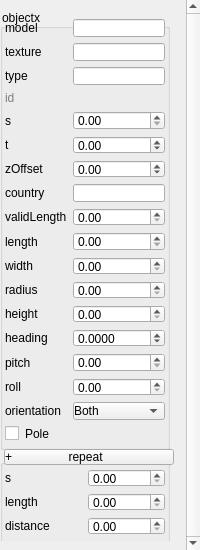
Above: src/OpenCOVER/DrivingSim/oddlot/src/settings/widgets/objectsettings.ui from hlrs-vis/covise before the change. Below: the same form after it.
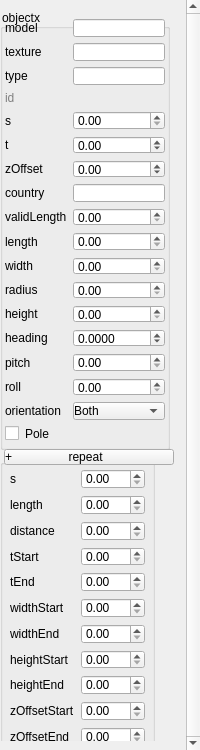
That is the form after the change.

Commit message: OpenDRIVE 1.4: Object Repeat Record: new attributes added to Object class and UI, read, write

What changed in the file:
```diff
--- a/src/OpenCOVER/DrivingSim/oddlot/src/settings/widgets/objectsettings.ui
+++ b/src/OpenCOVER/DrivingSim/oddlot/src/settings/widgets/objectsettings.ui
@@ -7,7 +7,7 @@
     <x>0</x>
     <y>0</y>
     <width>200</width>
-    <height>550</height>
+    <height>750</height>
    </rect>
   </property>
   <property name="sizePolicy">
@@ -71,13 +71,13 @@
         <x>0</x>
         <y>0</y>
         <width>183</width>
-        <height>550</height>
+        <height>750</height>
        </rect>
       </property>
       <property name="minimumSize">
        <size>
         <width>0</width>
-        <height>550</height>
+        <height>750</height>
        </size>
       </property>
       <layout class="QGridLayout" name="gridLayout_3">
@@ -411,8 +411,8 @@
            <rect>
             <x>0</x>
             <y>450</y>
-            <width>170</width>
-            <height>86</height>
+            <width>155</width>
+            <height>297</height>
            </rect>
           </property>
           <property name="sizePolicy">
@@ -422,12 +422,13 @@
            </sizepolicy>
           </property>
           <layout class="QGridLayout" name="gridLayout_2">
-           <property name="leftMargin">
-            <number>4</number>
-           </property>
-           <property name="rightMargin">
-            <number>4</number>
-           </property>
+           <item row="3" column="1">
+            <widget class="QDoubleSpinBox" name="repeatTStartSpinBox">
+             <property name="maximum">
+              <double>99999.990000000005239</double>
+             </property>
+            </widget>
+           </item>
            <item row="0" column="0">
             <widget class="QLabel" name="repeatSLabel">
              <property name="text">
@@ -435,6 +436,118 @@
              </property>
             </widget>
            </item>
+           <item row="1" column="0">
+            <widget class="QLabel" name="repeatLengthLabel">
+             <property name="text">
+              <string>length</string>
+             </property>
+            </widget>
+           </item>
+           <item row="1" column="1">
+            <widget class="QDoubleSpinBox" name="repeatLengthSpinBox">
+             <property name="maximum">
+              <double>99999.990000000005239</double>
+             </property>
+            </widget>
+           </item>
+           <item row="2" column="1">
+            <widget class="QDoubleSpinBox" name="repeatDistanceSpinBox">
+             <property name="maximum">
+              <double>99999.990000000005239</double>
+             </property>
+            </widget>
+           </item>
+           <item row="4" column="1">
+            <widget class="QDoubleSpinBox" name="repeatTEndSpinBox">
+             <property name="maximum">
+              <double>99999.990000000005239</double>
+             </property>
+            </widget>
+           </item>
+           <item row="5" column="0">
+            <widget class="QLabel" name="repeatDistLabel_4">
+             <property name="text">
+              <string>widthStart</string>
+             </property>
+            </widget>
+           </item>
+           <item row="3" column="0">
+            <widget class="QLabel" name="repeatDistLabel_2">
+             <property name="text">
+              <string>tStart</string>
+             </property>
+            </widget>
+           </item>
+           <item row="5" column="1">
+            <widget class="QDoubleSpinBox" name="repeatWidthStartSpinBox">
+             <property name="maximum">
+              <double>99999.990000000005239</double>
+             </property>
+            </widget>
+           </item>
+           <item row="4" column="0">
+            <widget class="QLabel" name="repeatDistLabel_3">
+             <property name="text">
+              <string>tEnd</string>
+             </property>
+            </widget>
+           </item>
+           <item row="6" column="0">
+            <widget class="QLabel" name="repeatDistLabel_5">
+             <property name="text">
+              <string>widthEnd</string>
+             </property>
+            </widget>
+           </item>
+           <item row="6" column="1">
+            <widget class="QDoubleSpinBox" name="repeatWidthEndSpinBox">
+             <property name="maximum">
+              <double>99999.990000000005239</double>
+             </property>
+            </widget>
+           </item>
+           <item row="7" column="0">
+            <widget class="QLabel" name="repeatDistLabel_6">
+             <property name="text">
+              <string>heightStart</string>
+             </property>
+            </widget>
+           </item>
+           <item row="2" column="0">
+            <widget class="QLabel" name="repeatDistLabel">
+             <property name="text">
+              <string>distance</string>
+             </property>
+            </widget>
+           </item>
+           <item row="7" column="1">
+            <widget class="QDoubleSpinBox" name="repeatHeightStartSpinBox">
+             <property name="maximum">
+              <double>99999.990000000005239</double>
+             </property>
+            </widget>
+           </item>
+           <item row="8" column="0">
+            <widget class="QLabel" name="repeatDistLabel_7">
+             <property name="text">
+              <string>heightEnd</string>
+             </property>
+            </widget>
+           </item>
+           <item row="8" column="1">
+            <widget class="QDoubleSpinBox" name="repeatHeightEndSpinBox">
+             <property name="maximum">
+              <double>99999.990000000005239</double>
+             </property>
+            </widget>
+           </item>
+           <item row="9" column="0">
+            <widget class="QLabel" name="repeatDistLabel_8">
+             <property name="text">
+              <string>zOffsetStart</string>
+             </property>
+            </widget>
+           </item>
            <item row="0" column="1">
             <widget class="QDoubleSpinBox" name="repeatSSpinBox">
              <property name="minimumSize">
@@ -448,31 +561,24 @@
              </property>
             </widget>
            </item>
-           <item row="1" column="0">
-            <widget class="QLabel" name="repeatLengthLabel">
-             <property name="text">
-              <string>length</string>
+           <item row="10" column="1">
+            <widget class="QDoubleSpinBox" name="repeatZOffsetEndSpinBox">
+             <property name="maximum">
+              <double>99999.990000000005239</double>
              </property>
             </widget>
            </item>
-           <item row="1" column="1">
-            <widget class="QDoubleSpinBox" name="repeatLengthSpinBox">
+           <item row="9" column="1">
+            <widget class="QDoubleSpinBox" name="repeatZOffsetStartSpinBox">
              <property name="maximum">
               <double>99999.990000000005239</double>
              </property>
             </widget>
            </item>
-           <item row="2" column="0">
-            <widget class="QLabel" name="repeatDistLabel">
+           <item row="10" column="0">
+            <widget class="QLabel" name="repeatDistLabel_9">
              <property name="text">
-              <string>distance</string>
-             </property>
-            </widget>
-           </item>
-           <item row="2" column="1">
-            <widget class="QDoubleSpinBox" name="repeatDistanceSpinBox">
-             <property name="maximum">
-              <double>99999.990000000005239</double>
+              <string>zOffsetEnd</string>
              </property>
             </widget>
            </item>
```
The commit also changes 9 other files.
